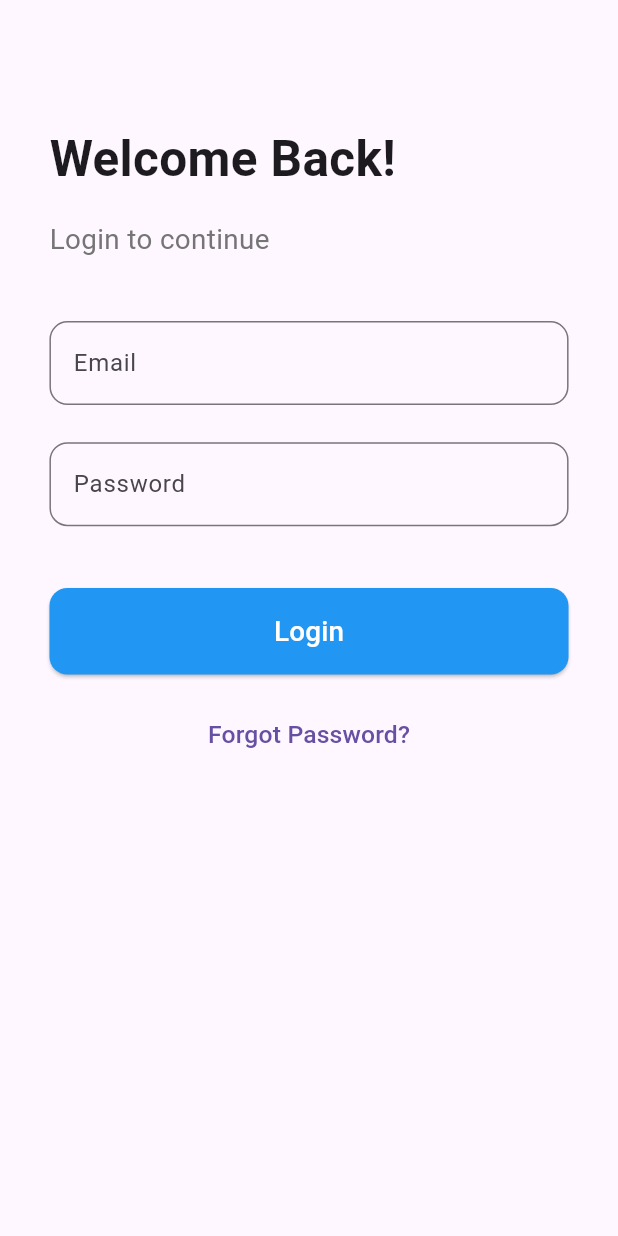
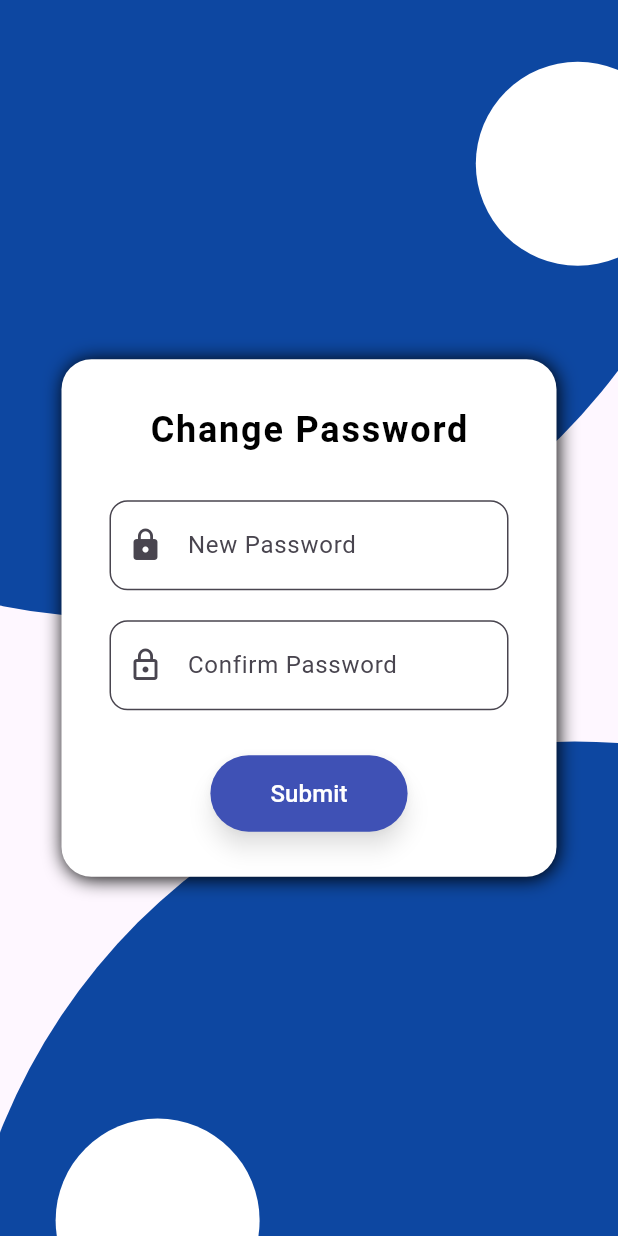
Before and after one commit to kaungkhantluke-dev/myapp, a Flutter app: the ChgPassword screen opened by its route, on a phone screen of 412 x 824 dp. Run offline on Flutter 3.47's test engine with Material 3 defaults, Android fonts, the phone set to English and light mode, and no system bars.

Commit message:
add a page to change password

```diff
--- a/lib/loginUI/chgpassword.dart
+++ b/lib/loginUI/chgpassword.dart
@@ -5,98 +5,139 @@ class ChgPassword extends StatelessWidget {
 
   @override
   Widget build(BuildContext context) {
-    // Get screen size
-    final size = MediaQuery.of(context).size;
-    final screenWidth = size.width;
-    final screenHeight = size.height;
+    final screenWidth = MediaQuery.of(context).size.width;
+    final screenHeight = MediaQuery.of(context).size.height;
 
     return Scaffold(
       body: SafeArea(
-        child: SingleChildScrollView(
-          child: Container(
-            padding: EdgeInsets.symmetric(
-              horizontal: screenWidth * 0.08,
-              vertical: screenHeight * 0.1,
-            ),
-            width: double.infinity,
-            child: Column(
-              crossAxisAlignment: CrossAxisAlignment.start,
+        child: Stack(
           children: [
-                // Title
-                Text(
-                  'Welcome Back!',
-                  style: TextStyle(
-                    fontSize: screenWidth * 0.08, // Responsive font size
-                    fontWeight: FontWeight.bold,
+            // Background circles - responsive
+            Positioned(
+              top: -screenHeight * 0.5,
+              right: -screenWidth * 0.2,
+              child: CircleAvatar(
+                backgroundColor: Colors.blue.shade900,
+                radius: screenWidth * 1.0,
               ),
             ),
-                SizedBox(height: screenHeight * 0.02),
-
-                Text(
-                  'Login to continue',
-                  style: TextStyle(
-                    fontSize: screenWidth * 0.045,
-                    color: Colors.grey[600],
+            Positioned(
+              top: screenHeight * 0.05,
+              right: -screenWidth * 0.1,
+              child: const CircleAvatar(
+                backgroundColor: Colors.white,
+                radius: 68,
               ),
             ),
-                SizedBox(height: screenHeight * 0.05),
-
-                // Email Field
-                TextField(
-                  decoration: InputDecoration(
-                    labelText: 'Email',
-                    border: OutlineInputBorder(
-                      borderRadius: BorderRadius.circular(12),
+            Positioned(
+              bottom: -screenHeight * 0.6,
+              left: -screenWidth * 0.07,
+              child: CircleAvatar(
+                backgroundColor: Colors.blue.shade900,
+                radius: screenWidth * 1.0,
               ),
             ),
-                  keyboardType: TextInputType.emailAddress,
+            Positioned(
+              bottom: -screenHeight * 0.07,
+              left: screenWidth * 0.09,
+              child: const CircleAvatar(
+                backgroundColor: Colors.white,
+                radius: 68,
               ),
-                SizedBox(height: screenHeight * 0.03),
+            ),
 
-                // Password Field
+            // Centered Form
+            Center(
+              child: SingleChildScrollView(
+                padding: const EdgeInsets.symmetric(horizontal: 24.0),
+                child: Container(
+                  width: 330,
+                  padding: const EdgeInsets.symmetric(
+                    horizontal: 32,
+                    vertical: 30,
+                  ),
+                  decoration: BoxDecoration(
+                    color: Colors.white,
+                    borderRadius: BorderRadius.circular(20),
+                    boxShadow: const [
+                      BoxShadow(
+                        color: Colors.black,
+                        blurRadius: 10,
+                        offset: Offset(1, 1),
+                      ),
+                    ],
+                  ),
+                  child: Column(
+                    crossAxisAlignment: CrossAxisAlignment.center,
+                    children: [
+                      const Text(
+                        'Change Password',
+                        style: TextStyle(
+                          fontSize: 24,
+                          fontWeight: FontWeight.bold,
+                          color: Colors.black,
+                          letterSpacing: 1.2,
+                        ),
+                      ),
+                      const SizedBox(height: 30),
+
+                      // New Password
                       TextField(
                         obscureText: true,
                         decoration: InputDecoration(
-                    labelText: 'Password',
+                          prefixIcon: const Icon(Icons.lock),
+                          labelText: 'New Password',
+                          filled: true,
+                          fillColor: Colors.white,
+                          contentPadding: const EdgeInsets.symmetric(
+                            vertical: 18,
+                          ),
                           border: OutlineInputBorder(
                             borderRadius: BorderRadius.circular(12),
                           ),
                         ),
                       ),
-                SizedBox(height: screenHeight * 0.05),
+                      const SizedBox(height: 20),
 
-                // Login Button
-                SizedBox(
-                  width: double.infinity,
-                  height: screenHeight * 0.07,
-                  child: ElevatedButton(
-                    onPressed: () {},
-                    style: ElevatedButton.styleFrom(
-                      backgroundColor: Colors.blue,
-                      shape: RoundedRectangleBorder(
+                      // Confirm New Password
+                      TextField(
+                        obscureText: true,
+                        decoration: InputDecoration(
+                          prefixIcon: const Icon(Icons.lock_outline),
+                          labelText: 'Confirm Password',
+                          filled: true,
+                          fillColor: Colors.white,
+                          contentPadding: const EdgeInsets.symmetric(
+                            vertical: 18,
+                          ),
+                          border: OutlineInputBorder(
                             borderRadius: BorderRadius.circular(12),
                           ),
                         ),
-                    child: Text(
-                      'Login',
-                      style: TextStyle(
-                        fontSize: screenWidth * 0.045,
-                        color: Colors.white,
                       ),
+                      const SizedBox(height: 30),
+
+                      // Submit Button
+                      ElevatedButton(
+                        style: ElevatedButton.styleFrom(
+                          backgroundColor: Colors.indigo,
+                          foregroundColor: Colors.white,
+                          elevation: 6,
+                          padding: const EdgeInsets.symmetric(
+                            horizontal: 40,
+                            vertical: 14,
                           ),
+                          shape: RoundedRectangleBorder(
+                            borderRadius: BorderRadius.circular(30),
                           ),
+                          shadowColor: Colors.black54,
                         ),
-
-                SizedBox(height: screenHeight * 0.02),
-
-                // Forgot password
-                Center(
-                  child: TextButton(
-                    onPressed: () {},
-                    child: Text(
-                      'Forgot Password?',
-                      style: TextStyle(fontSize: screenWidth * 0.04),
-                    ),
+                        onPressed: () {
+                          Navigator.pushNamed(context, '/login');
+                        },
+                        child: const Text(
+                          'Submit',
+                          style: TextStyle(fontSize: 16),
                         ),
                       ),
                     ],
@@ -104,6 +145,9 @@ class ChgPassword extends StatelessWidget {
                 ),
               ),
             ),
+          ],
+        ),
+      ),
     );
   }
 }
```
Lines whose indentation alone changed are shown as unchanged.
